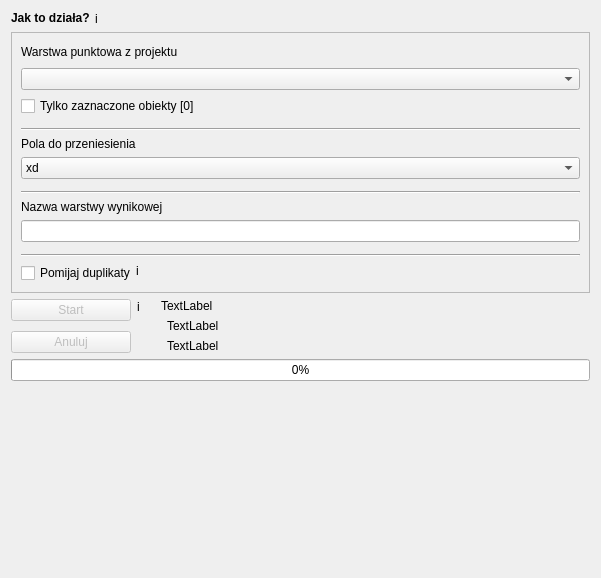
First picture: the form in gissupport_plugin/modules/uldk/modules/point_layer_import/main_base.ui, repository gis-support/gis-support-plugin, before the edit.
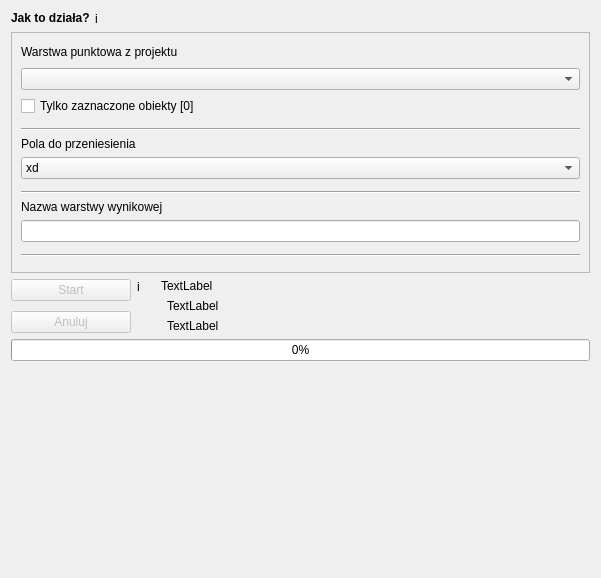
Second picture: the form after the edit. Custom widgets are drawn as their Qt base class.

Commit message: WGS-18 Wyszukiwanie działek ewidencyjnych z warstwy - pomijaj duplikaty, jako opcja domyślna.

Patch:
```diff
--- a/gissupport_plugin/modules/uldk/modules/point_layer_import/main_base.ui
+++ b/gissupport_plugin/modules/uldk/modules/point_layer_import/main_base.ui
@@ -337,32 +337,6 @@
          <property name="bottomMargin">
           <number>0</number>
          </property>
-         <item row="0" column="0">
-          <widget class="QCheckBox" name="checkbox_skip_duplicates">
-           <property name="text">
-            <string>Pomijaj duplikaty</string>
-           </property>
-          </widget>
-         </item>
-         <item row="0" column="1">
-          <widget class="QLabel" name="label_info_skip_duplicates">
-           <property name="maximumSize">
-            <size>
-             <width>15</width>
-             <height>15</height>
-            </size>
-           </property>
-           <property name="toolTip">
-            <string/>
-           </property>
-           <property name="text">
-            <string>i</string>
-           </property>
-           <property name="scaledContents">
-            <bool>true</bool>
-           </property>
-          </widget>
-         </item>
         </layout>
        </widget>
       </item>
```
The commit also changes 2 other files.
